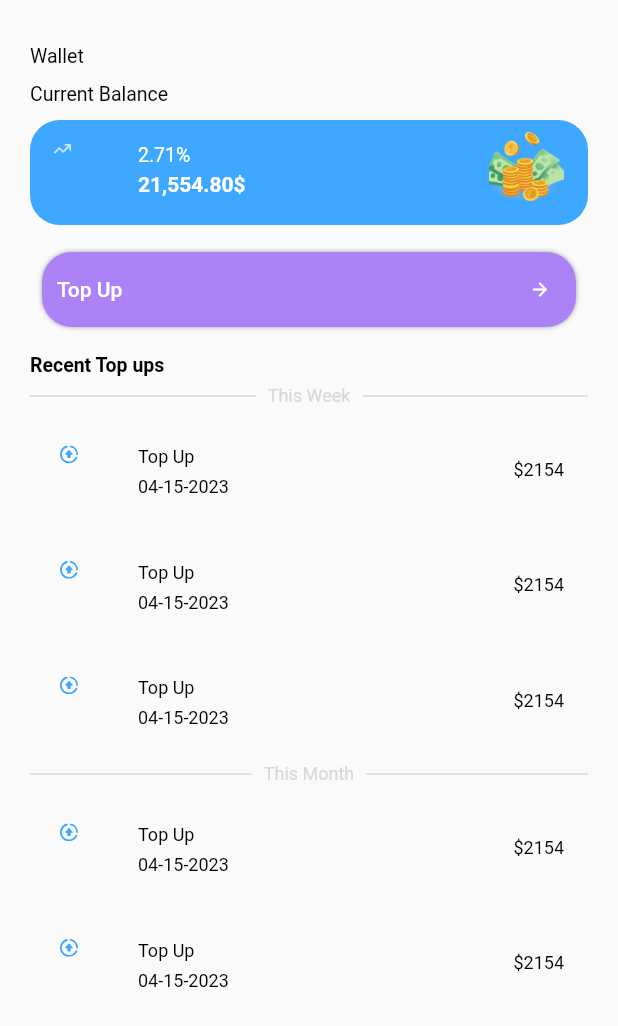
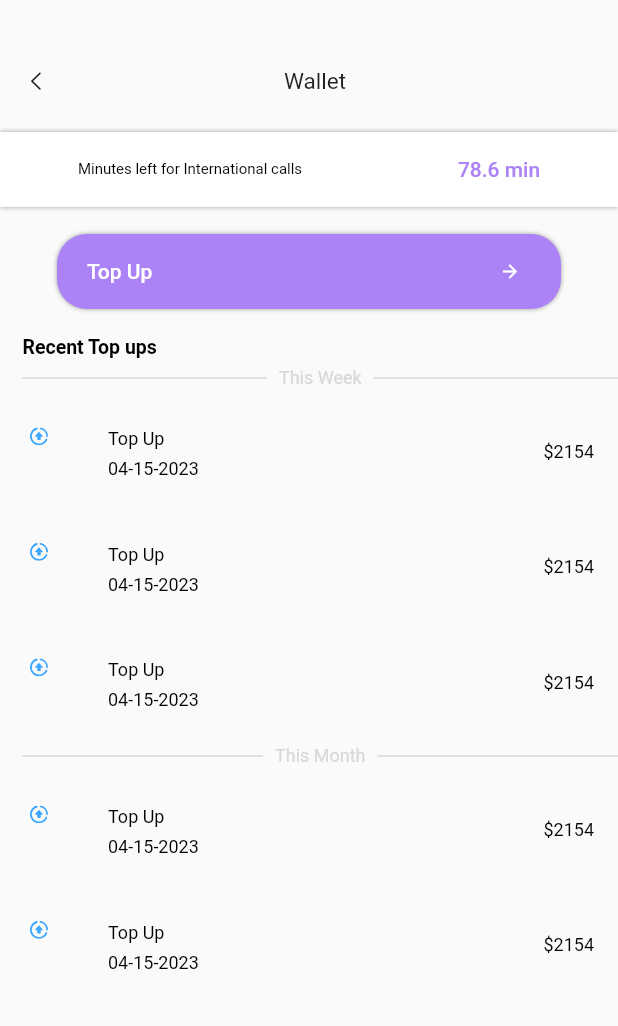
Before and after one commit to adilramzan764/SocialMediaApp, a Flutter app: the CurrentBalance screen opened directly, on a phone screen of 412 x 824 dp. Shown: the top 1026 px of the screen. Run offline on Flutter 3.47's test engine with Material 2 defaults, Android fonts, the phone set to English and light mode, and no system bars; our stand-ins replace firebase_core, flutter_svg, get, responsive_sizer, smooth_page_indicator; missing offline and left inert: flutter_dialpad; accounts and stored records are empty; project files that could hold a hidden picture were left out.

Commit message:
Adil_Commit2

```diff
--- a/lib/Balance_Sheets/CurrentBalance.dart
+++ b/lib/Balance_Sheets/CurrentBalance.dart
@@ -1,3 +1,4 @@
+import 'package:flutter/cupertino.dart';
 import 'package:flutter/material.dart';
 import 'package:flutter_svg/flutter_svg.dart';
 import 'package:get/get.dart';
@@ -28,51 +29,34 @@ class _CurrentBalanceState extends State<CurrentBalance> {
   @override
   Widget build(BuildContext context) {
     return Scaffold(
-      body: Padding(
-        padding: const EdgeInsets.symmetric(horizontal: 20.0),
-        child: SingleChildScrollView(scrollDirection: Axis.vertical,
+      body: SingleChildScrollView(scrollDirection: Axis.vertical,
         child: Column(
           children: [
             SizedBox(height: 30),
-              Align(
-                alignment: Alignment.topLeft,
-                child: Text("Wallet", style: TextStyle(color: Colors.black, fontSize: 13)),
+           Row(
+             mainAxisAlignment: MainAxisAlignment.spaceBetween,
+             children: [
+               IconButton(onPressed: (){}, icon: Icon(CupertinoIcons.left_chevron,size: 16,)),
+               Text("Wallet",style: TextStyle(fontSize: 15),),
+               SizedBox(height: 40,width: 40,)
+             ],
            ),
             SizedBox(height: 10),
-              Align(
-                alignment: Alignment.topLeft,
-                child: Text("Current Balance", style: TextStyle(color: Colors.black, fontSize: 13)),
+
+            Container(height: 50,
+              decoration: BoxDecoration(boxShadow: [BoxShadow(color: Colors.grey,blurRadius: 2)],color: Colors.white),
+              child: Row(mainAxisAlignment: MainAxisAlignment.spaceAround,
+                children: [
+                  Text("Minutes left for International calls", style: TextStyle(color: Colors.black,fontSize: 10)),
+                  Text("78.6 min",style: TextStyle(color: Color(0xffAC83F6),fontWeight: FontWeight.w500),)
+                ],
+              ),
+
             ),
             SizedBox(height: 10),
-              Container(
-                height: 70,
-                width: MediaQuery.of(context).size.width,
-                decoration: BoxDecoration(
-                  color: Color(0xff3EA7FF),
-                  borderRadius: BorderRadius.circular(20),
-                ),
-                child: ListTile(
-                  dense: true,
-                  leading: SvgPicture.asset("assets/increase-up-profit-icon.svg"),
-                  title: Text(
-                    "2.71%",
-                    style: TextStyle(color: Colors.white,fontSize: 13),
-                  ),
-                  subtitle: Text(
-                    '21,554.80\$',
-                    style: TextStyle(color: Colors.white, fontWeight: FontWeight.bold, fontSize: 14),
-                  ),
-                  trailing: Image.asset(
-                    "assets/Group 10492.png",
-                    fit: BoxFit.cover,
-                    width: 50,
-                    height: 150,
-                  ),
-                  onTap: () {},
-                ),
-              ),
-              SizedBox(height: 10),
-              TextButton(
+            Padding(
+              padding: const EdgeInsets.symmetric(horizontal: 30.0),
+              child: TextButton(
                 onPressed: () {
                   Get.to(()=>PaymentMethod());
                 },
@@ -89,7 +73,9 @@ class _CurrentBalanceState extends State<CurrentBalance> {
                     color: Color(0xffAC83F6),
                     borderRadius: BorderRadius.all(Radius.circular(20)),
                   ),
-                  child: Center(
+                  child: Padding(
+                    padding: const EdgeInsets.symmetric(horizontal: 10.0),
+
                     child: Row(
                       mainAxisAlignment: MainAxisAlignment.spaceBetween,
                       children: [
@@ -105,13 +91,19 @@ class _CurrentBalanceState extends State<CurrentBalance> {
                   ),
                 ),
               ),
+            ),
             SizedBox(height: 10),
-              Align(
+            Padding(
+              padding: const EdgeInsets.only(left: 15.0),
+              child: Align(
                 alignment: Alignment.topLeft,
                 child: Text("Recent Top ups",style: TextStyle(color:Colors.black, fontSize: 13, fontWeight: FontWeight.bold)),
               ),
+            ),
             SizedBox(height: 5),
-              Row(
+            Padding(
+              padding: const EdgeInsets.only(left: 15.0),
+              child: Row(
                 mainAxisAlignment: MainAxisAlignment.center,
                 children: [
                   Expanded(
@@ -132,6 +124,7 @@ class _CurrentBalanceState extends State<CurrentBalance> {
                   ),
                 ],
               ),
+            ),
             SizedBox(height: 5),
             buildListTile('Top Up', '04-15-2023', '\$2154'),
             SizedBox(height: 5),
@@ -139,7 +132,9 @@ class _CurrentBalanceState extends State<CurrentBalance> {
             SizedBox(height: 5),
             buildListTile('Top Up', '04-15-2023', '\$2154'),
             SizedBox(height: 5),
-              Row(
+            Padding(
+              padding: const EdgeInsets.only(left: 15.0),
+              child: Row(
                 mainAxisAlignment: MainAxisAlignment.center,
                 children: [
                   Expanded(
@@ -160,6 +155,7 @@ class _CurrentBalanceState extends State<CurrentBalance> {
                   ),
                 ],
               ),
+            ),
             SizedBox(height: 5),
             buildListTile('Top Up', '04-15-2023', '\$2154'),
             SizedBox(height: 5),
@@ -168,7 +164,6 @@ class _CurrentBalanceState extends State<CurrentBalance> {
           ],
         ),
       ),
-      ),
     );
   }
 }
--- a/lib/Balance_Sheets/Payment Method Process.dart
+++ b/lib/Balance_Sheets/Payment Method Process.dart
@@ -161,7 +161,7 @@ class _PaymentMethodProcessState extends State<PaymentMethodProcess> {
               SizedBox(height: 20), // Adjust the spacing as needed
               TextButton(
                 onPressed: () {
-                  Get.to(()=>MainChatScreens());
+                  // Get.to(()=>MainChatScreens());
                 },
                 child: Container(
                   height: 40,
--- a/lib/BottomBarScreens/Profile/Profile Edit/Profile_Edit.dart
+++ b/lib/BottomBarScreens/Profile/Profile Edit/Profile_Edit.dart
@@ -267,7 +267,7 @@ class _ProfileEditState extends State<ProfileEdit> with SingleTickerProviderStat
                       ),
                       TextButton(
                         onPressed: () {
-                          // Get.to(()=>PhoneTab());
+                          Get.back();
                         },
                         child: Container(
                           height: 50,
--- a/lib/BottomBarScreens/Profile/Profile.dart
+++ b/lib/BottomBarScreens/Profile/Profile.dart
@@ -1,6 +1,7 @@
 import 'package:flutter/cupertino.dart';
 import 'package:flutter/material.dart';
 import 'package:get/get.dart'; // Import GetX package
+import 'package:socialmediaapp/BottomBarScreens/Profile/Profile%20Edit/Profile_Edit.dart';
 
 import '../../Controllers/ProfileController.dart';
 import '../../Models/ProfileModel.dart';
@@ -164,7 +165,7 @@ class Profile extends StatelessWidget {
                                                 width: 120,
                                                 child: CustomButton(
                                                   text: 'Edit Profile',
-                                                  onPressed: () {},
+                                                  onPressed: () {Get.to(ProfileEdit());},
                                                 ),
                                               ),
                                             ),
--- a/lib/BottomNavigationBar/MyBottomNavigationBar.dart
+++ b/lib/BottomNavigationBar/MyBottomNavigationBar.dart
@@ -6,6 +6,7 @@ import '../BottomBarScreens/Home/Home.dart';
 import '../BottomNavigationBar/MyBottomNavigationBar.dart';
 import '../Chat screens/CallBalance.dart';
 import '../Chat screens/MainChatScreens.dart';
+import '../Chat screens/PhoneTab.dart';
 import 'BotttomBar_Widget.dart';
 
 
@@ -15,12 +16,12 @@ class BottomNavBarV2 extends StatefulWidget {
 }
 
 class _MyBottomNavigationBarState extends State<BottomNavBarV2> {
-  int _currentIndex = 0;
+  int _currentIndex = 1;
 
   final List<Widget> _screens = [
     Home(),
     MainChatScreens(),
-    CallBalance(),
+    PhoneTab(),
   ];
 
   @override
--- a/lib/Utils/CustomDialog.dart
+++ b/lib/Utils/CustomDialog.dart
@@ -27,7 +27,7 @@ class CustomDialog {
                   child: TextButton(
                     onPressed: () {
                       // Perform logout actions here
-                      Get.back(); // Close the dialog
+                      // Get.back(); // Close the dialog
                     },
                     child: Container(
                       height: 30,
@@ -55,7 +55,7 @@ class CustomDialog {
                   flex: 1,
                   child: TextButton(
                     onPressed: () {
-                      Get.back(); // Close the dialog
+Navigator.pop(context);
                     },
                     child: Container(
                       height: 30,
```
Also changed, not shown: lib/BottomBarScreens/Home/Home.dart (+10 -5 lines), lib/BottomBarScreens/Profile/Profile_MoreButton.dart (+21 -18 lines), lib/Chat screens/CallHistory.dart (+4 -3 lines), lib/Chat screens/MainChatScreens.dart (+6 -4 lines), lib/Controllers/OtherUser_MoreButtonContoller.dart (added, +55 -0 lines), lib/Drawer/CustomDrawer.dart (+22 -1 lines), lib/Settings/Setting_Privacy.dart (+26 -81 lines), assets/card.svg (added), assets/paypal.svg (added). Lines whose indentation alone changed are shown as unchanged.
